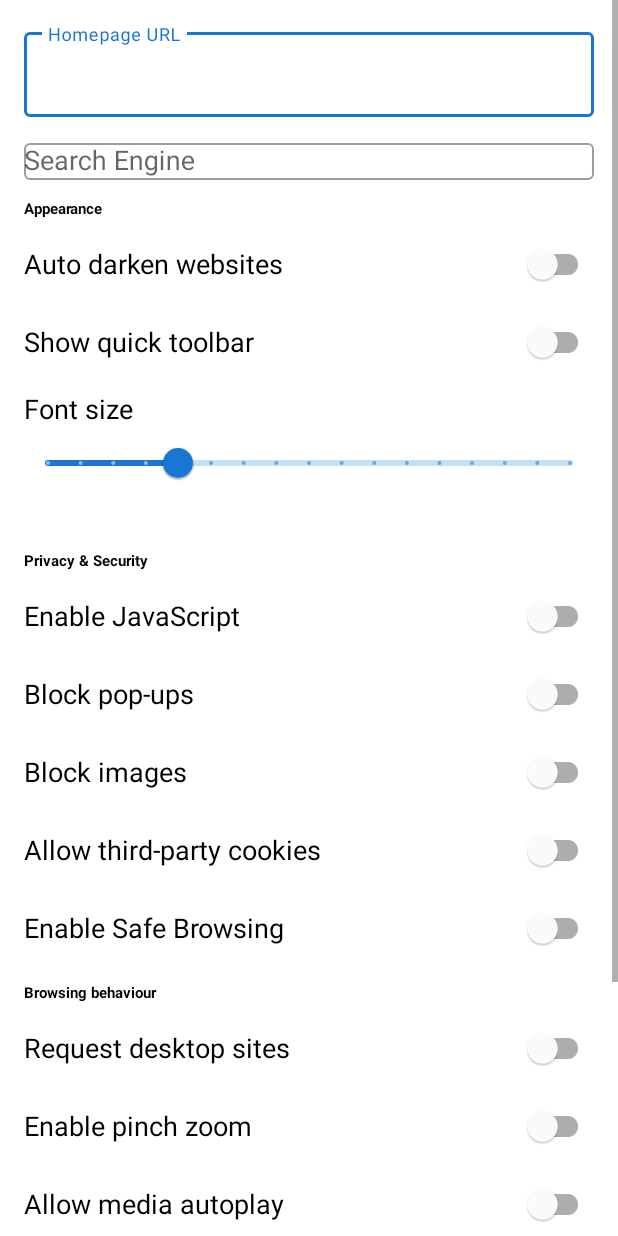
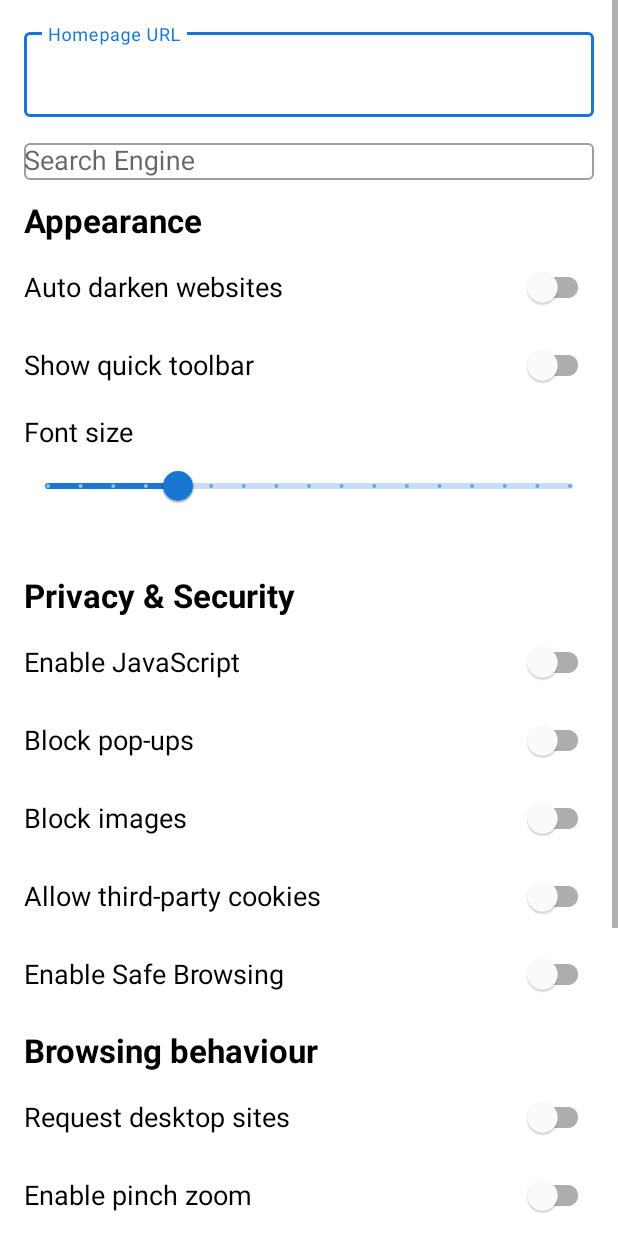
Before and after one commit to machaddr/surfscape, an Android app: the layout dialog_settings.xml on its own in the app's theme, with its tools: preview values and no code run, on a phone screen of 412 x 824 dp. Run offline under Robolectric (Android 15) with nearby library versions, the phone set to English and light mode, and no system bars.

Commit message:
Added full HTML interoperability for bookmarks: the settings dialog now exports a classic Netscape-style .html file and imports either HTML files from other browsers or legacy JSON, updating the toolbar/bookmark state automatically (MainActivity.kt). Enlarged section headings (Appearance, Privacy & Security, Browsing behaviour, Bookmarks) and made the settings sheet scrollable, while keeping the existing send/slider UI intact (dialog_settings.xml). Updated the import/export buttons to call the Storage Access Framework with HTML defaults and to report richer success/error details; bookmark persistence still deduplicates entries and honours existing data (MainActivity.kt, strings).

```diff
--- a/android/app/src/main/res/layout/dialog_settings.xml
+++ b/android/app/src/main/res/layout/dialog_settings.xml
@@ -55,7 +55,8 @@
         android:text="@string/settings_section_appearance"
         android:textAppearance="?attr/textAppearanceHeadlineSmall"
         android:textStyle="bold"
-        android:textColor="@android:color/black" />
+        android:textColor="@android:color/black"
+        android:textSize="22sp" />
 
     <com.google.android.material.switchmaterial.SwitchMaterial
         android:id="@+id/switchDarkMode"
@@ -110,7 +111,8 @@
         android:text="@string/settings_section_privacy"
         android:textAppearance="?attr/textAppearanceHeadlineSmall"
         android:textStyle="bold"
-        android:textColor="@android:color/black" />
+        android:textColor="@android:color/black"
+        android:textSize="22sp" />
 
     <com.google.android.material.switchmaterial.SwitchMaterial
         android:id="@+id/switchJavascript"
@@ -162,7 +164,8 @@
         android:text="@string/settings_section_behavior"
         android:textAppearance="?attr/textAppearanceHeadlineSmall"
         android:textStyle="bold"
-        android:textColor="@android:color/black" />
+        android:textColor="@android:color/black"
+        android:textSize="22sp" />
 
     <com.google.android.material.switchmaterial.SwitchMaterial
         android:id="@+id/switchDesktopMode"
@@ -206,7 +209,8 @@
         android:text="@string/settings_section_bookmarks"
         android:textAppearance="?attr/textAppearanceHeadlineSmall"
         android:textStyle="bold"
-        android:textColor="@android:color/black" />
+        android:textColor="@android:color/black"
+        android:textSize="22sp" />
 
     <com.google.android.material.button.MaterialButton
         android:id="@+id/btnImportBookmarks"
```
Also changed, not shown: android/app/src/main/java/com/surfscape/browser/MainActivity.kt (+80 -19 lines), 1 other file.
